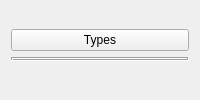
First picture: the form in gui/qt/mainwidgets/molwidget.ui, repository sgsaenger/vipster, before the edit.
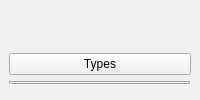
Second picture: the form after the edit. Custom widgets are drawn as their Qt base class.

```diff
--- a/gui/qt/mainwidgets/molwidget.ui
+++ b/gui/qt/mainwidgets/molwidget.ui
@@ -1,23 +1,29 @@
 <?xml version="1.0" encoding="UTF-8"?>
 <ui version="4.0">
  <class>MolWidget</class>
- <widget class="QWidget" name="MolWidget">
-  <property name="windowTitle">
-   <string>Form</string>
+ <widget class="QScrollArea" name="MolWidget">
+  <property name="frameShape">
+   <enum>QFrame::Shape::NoFrame</enum>
   </property>
-  <layout class="QVBoxLayout" name="verticalLayout">
+  <property name="widgetResizable">
+   <bool>true</bool>
+  </property>
+  <widget class="QWidget" name="scrollAreaWidgetContents">
+   <property name="geometry">
+    <rect>
+     <x>0</x>
+     <y>0</y>
+     <width>551</width>
+     <height>576</height>
+    </rect>
+   </property>
+   <layout class="QVBoxLayout" name="verticalLayout_2">
    <item>
-    <widget class="AtomList" name="atomContainer" native="true"/>
-   </item>
-   <item>
-    <widget class="BondWidget" name="bondContainer" native="true"/>
-   </item>
-   <item>
-    <widget class="CellWidget" name="cellContainer" native="true">
+     <widget class="AtomList" name="atomContainer" native="true">
      <property name="sizePolicy">
-      <sizepolicy hsizetype="Preferred" vsizetype="Fixed">
+       <sizepolicy hsizetype="Preferred" vsizetype="Expanding">
        <horstretch>0</horstretch>
-       <verstretch>0</verstretch>
+        <verstretch>1</verstretch>
       </sizepolicy>
      </property>
     </widget>
@@ -68,7 +74,7 @@
       <enum>Qt::Vertical</enum>
      </property>
      <property name="sizeType">
-      <enum>QSizePolicy::MinimumExpanding</enum>
+       <enum>QSizePolicy::Policy::Expanding</enum>
      </property>
      <property name="sizeHint" stdset="0">
       <size>
@@ -79,6 +85,7 @@
     </spacer>
    </item>
   </layout>
+  </widget>
  </widget>
  <customwidgets>
   <customwidget>
```
Left out of the diff: 12 changed lines with no effect on the pictures. Lines whose indentation alone changed are shown as unchanged.
